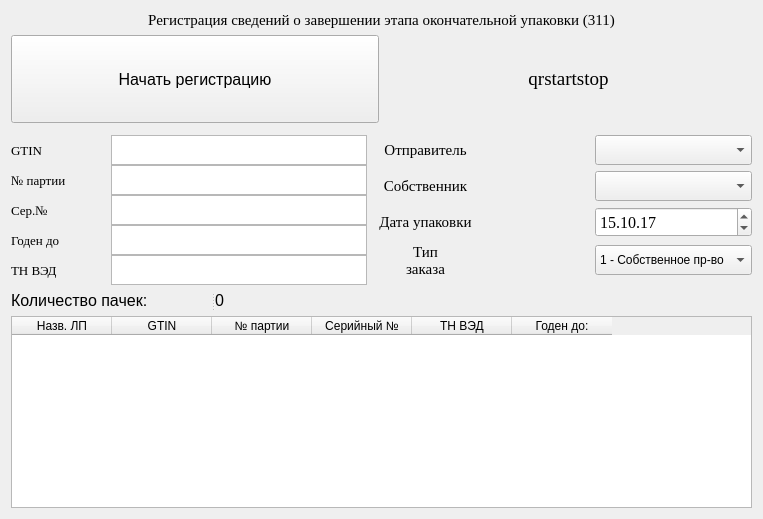
Before: the Qt Designer form Widgets/RegisterEndPackingWidget311/registerendpackingwidget311.ui in andreyshmelev/drug_marking, drawn with Qt 5.
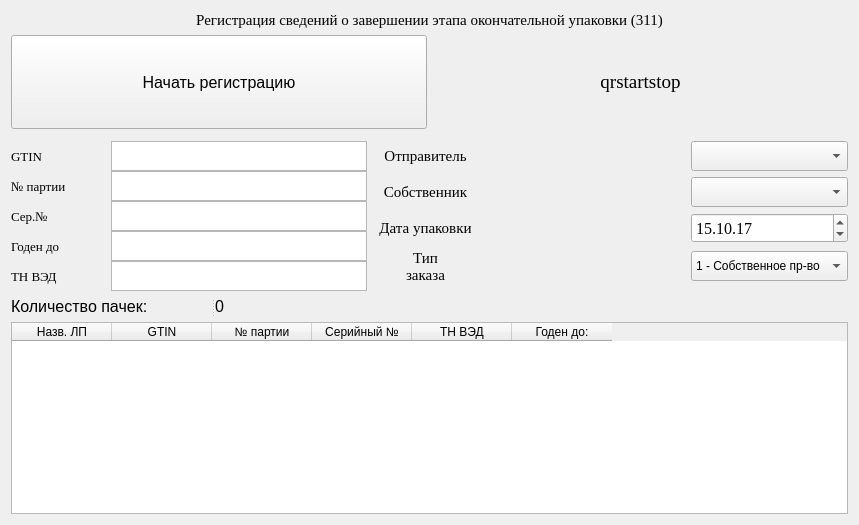
After: the same form once the commit is applied.

Diff of the .ui file:
```diff
--- a/Widgets/RegisterEndPackingWidget311/registerendpackingwidget311.ui
+++ b/Widgets/RegisterEndPackingWidget311/registerendpackingwidget311.ui
@@ -6,8 +6,8 @@
    <rect>
     <x>0</x>
     <y>0</y>
-    <width>763</width>
-    <height>519</height>
+    <width>859</width>
+    <height>525</height>
    </rect>
   </property>
   <property name="sizePolicy">
```
